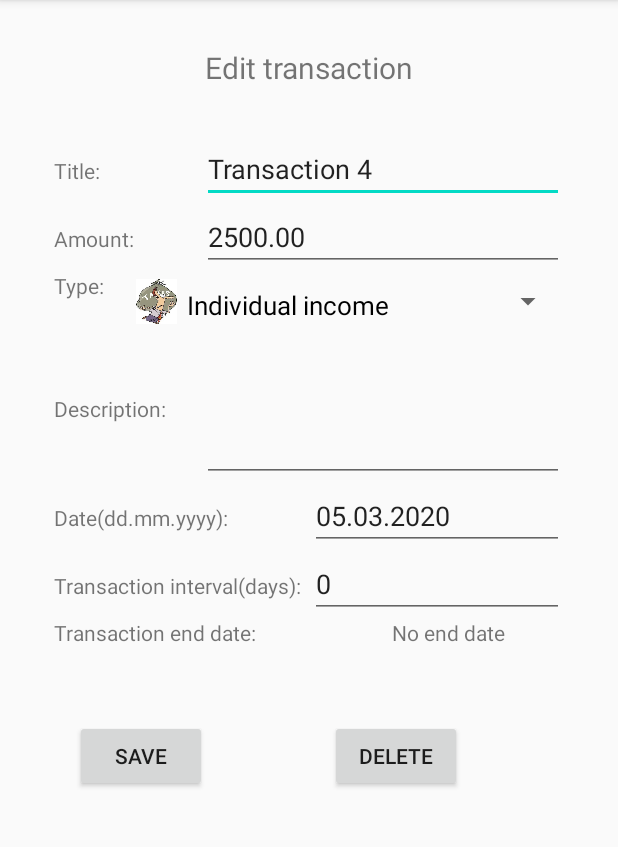
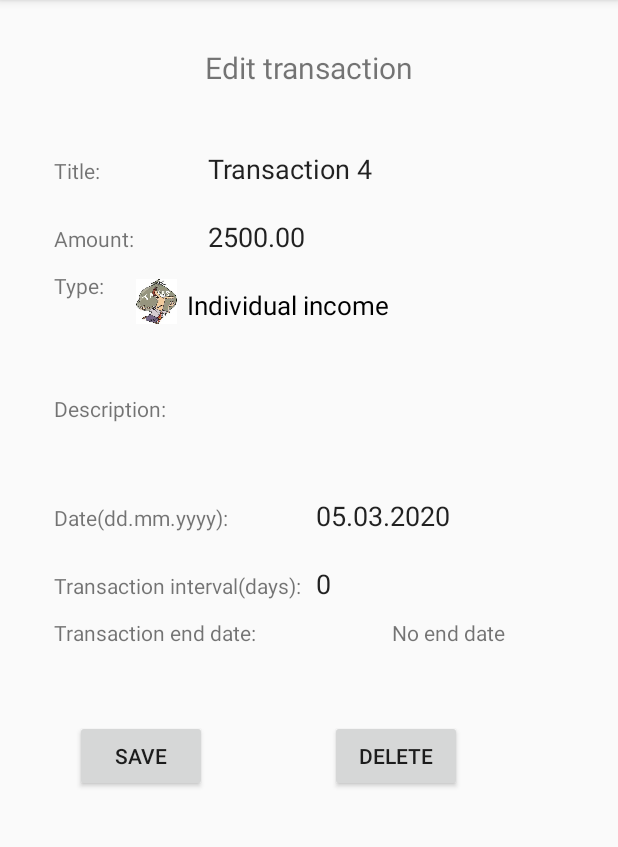
Before and after one commit to nhastor1/Personal-finances-application, an Android app: the TransactionEditActivity screen opened directly, with no data from a screen before it, after a tap on "SAVE", on a phone screen of 412 x 824 dp, the part 84-931 px from its top. Run offline under Robolectric (Android 15) with nearby library versions, the phone set to English and light mode, and no system bars; 1 statement that could not run was skipped.

Commit message:
EditText background color updated

```diff
--- a/app/src/main/java/ba/unsa/etf/rma/rma20hastornedim52/TransactionEditActivity.java
+++ b/app/src/main/java/ba/unsa/etf/rma/rma20hastornedim52/TransactionEditActivity.java
@@ -8,6 +8,7 @@ import android.text.Editable;
 import android.text.TextWatcher;
 import android.text.format.DateFormat;
 import android.view.View;
+import android.widget.AdapterView;
 import android.widget.Button;
 import android.widget.EditText;
 import android.widget.Spinner;
@@ -249,9 +250,17 @@ public class TransactionEditActivity extends AppCompatActivity {
             }
         });
 
-//        spinnerTransactionType.
+        spinnerTransactionType.setOnItemSelectedListener(new AdapterView.OnItemSelectedListener() {
+            @Override
+            public void onItemSelected(AdapterView<?> parent, View view, int position, long id) {
+                spinnerTransactionType.setBackgroundColor(getResources().getColor(R.color.colorChangeData));
+            }
 
+            @Override
+            public void onNothingSelected(AdapterView<?> parent) {
 
+            }
+        });
     }
 
     private void saveChanges() {
@@ -274,6 +283,13 @@ public class TransactionEditActivity extends AppCompatActivity {
             transaction.setTransactionInterval(0);
             transaction.setEndDate(null);
         }
+        editTextTitle.setBackgroundColor(getResources().getColor(R.color.no_color));
+        editTextAmount.setBackgroundColor(getResources().getColor(R.color.no_color));
+        editTextDescription.setBackgroundColor(getResources().getColor(R.color.no_color));
+        editTextDate.setBackgroundColor(getResources().getColor(R.color.no_color));
+        editTextTransactionInterval.setBackgroundColor(getResources().getColor(R.color.no_color));
+        spinnerTransactionType.setBackgroundColor(getResources().getColor(R.color.no_color));
+
     }
 
     private Transaction getTransaction(int id){
--- a/app/src/main/res/values/colors.xml
+++ b/app/src/main/res/values/colors.xml
@@ -4,4 +4,5 @@
     <color name="colorPrimaryDark">#3700B3</color>
     <color name="colorAccent">#03DAC5</color>
     <color name="colorChangeData">#AEFDB1</color>
+    <color name="no_color">#00FFFFFF</color>
 </resources>
```
